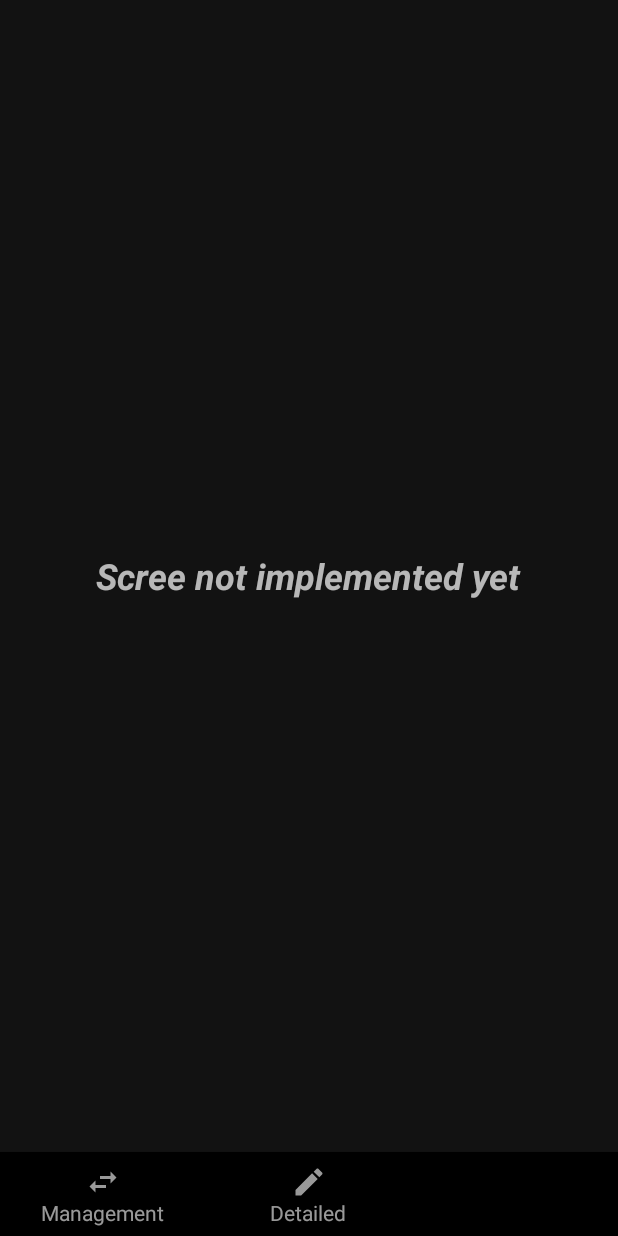
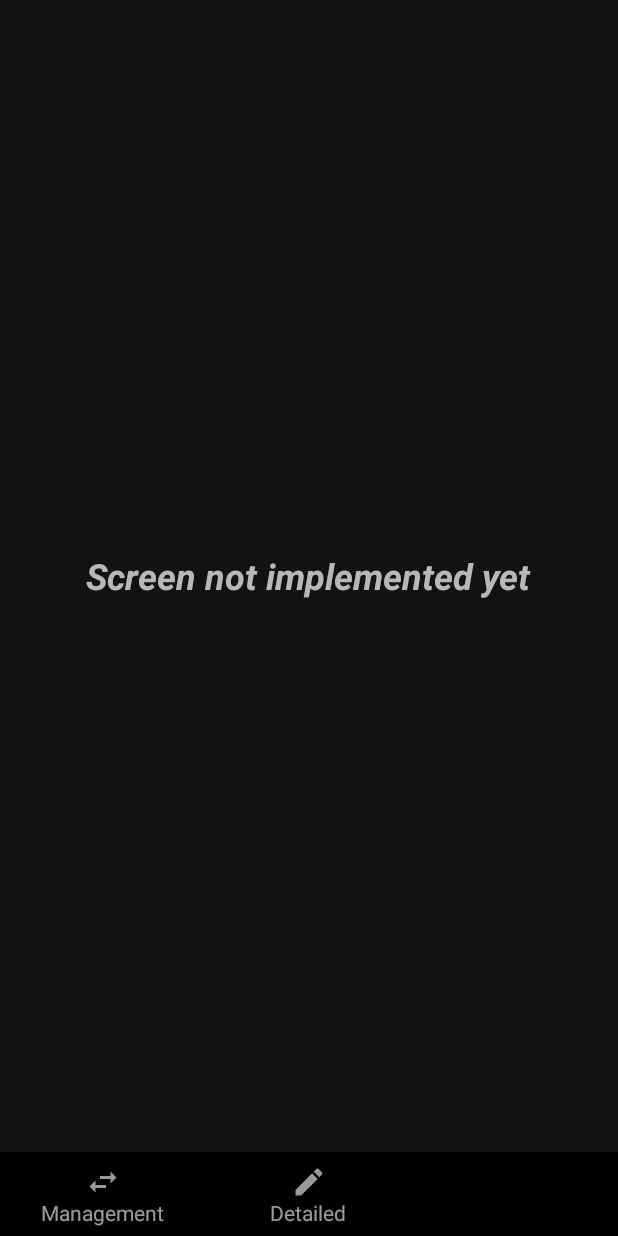
Before and after one commit to VolodymyrSenyk/SchedulesApp, an Android app: the AllDaysScheduleFragment screen opened through its navigation route, on a phone screen of 412 x 824 dp. Run offline under Robolectric (Android 15) with nearby library versions, the phone set to English and light mode, and no system bars; our stand-ins replace Dagger/Hilt's generated code, RxJava, navigation-ui; 6 statements that could not run were skipped.

Commit message:
SchedulesApp - bug with opening of the screen for new schedule creating fixed

```diff
--- a/view/src/main/res/layout/fragment_all_days_schedule.xml
+++ b/view/src/main/res/layout/fragment_all_days_schedule.xml
@@ -6,7 +6,8 @@
         android:layout_width="wrap_content"
         android:layout_height="wrap_content"
         android:layout_gravity="center"
-        android:text="Scree not implemented yet"
+        android:text="Screen not implemented yet"
         android:textSize="24sp"
         android:textStyle="bold|italic" />
+
 </FrameLayout>
--- a/viewmodel/src/main/java/com/senyk/volodymyr/schedulesapp/viewmodel/viewmodels/schedulesmanagement/NewScheduleCreatorViewModel.java
+++ b/viewmodel/src/main/java/com/senyk/volodymyr/schedulesapp/viewmodel/viewmodels/schedulesmanagement/NewScheduleCreatorViewModel.java
@@ -43,7 +43,7 @@ public class NewScheduleCreatorViewModel extends BaseReactiveViewModel {
 
     private MutableLiveData<String> currentScheduleName = new MutableLiveData<>();
     private MutableLiveData<List<PrintableOnTheList>> inputFields = new MutableLiveData<>();
-    private MutableLiveData<Boolean> goToSchedule = new MutableLiveData<>();
+    private MutableLiveData<Boolean> goToSchedule = new SingleEventLiveData<>();
     private MutableLiveData<Boolean> showScheduleExistsWarning = new SingleEventLiveData<>();
 
     public LiveData<String> getCurrentScheduleName() {
```
